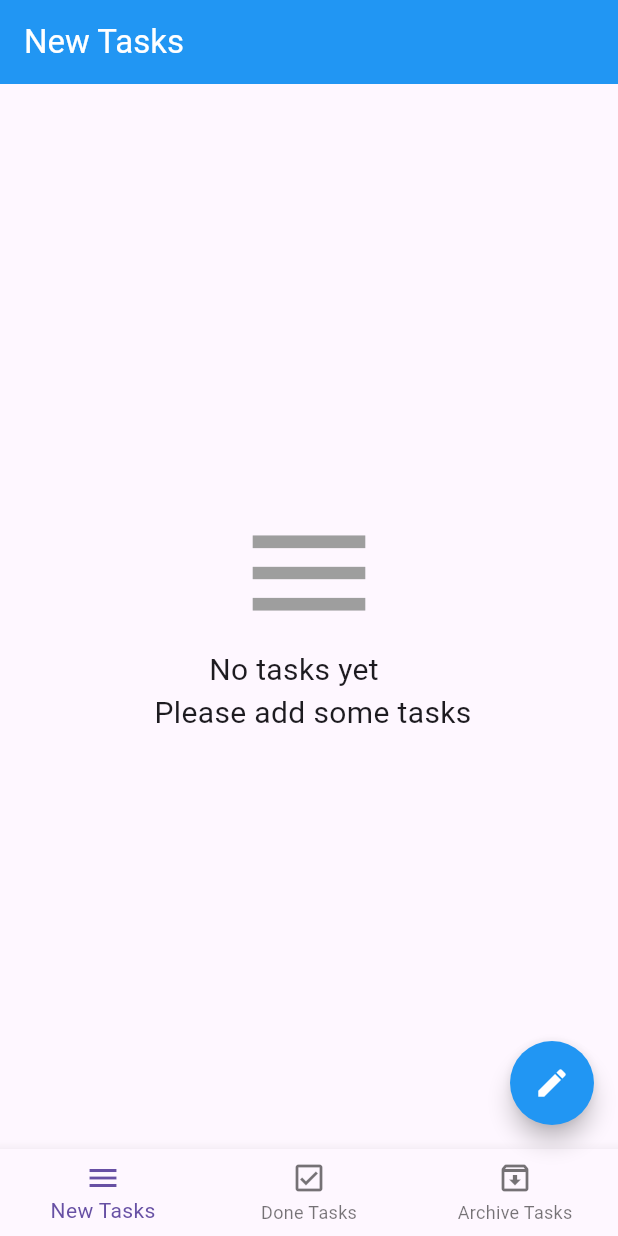
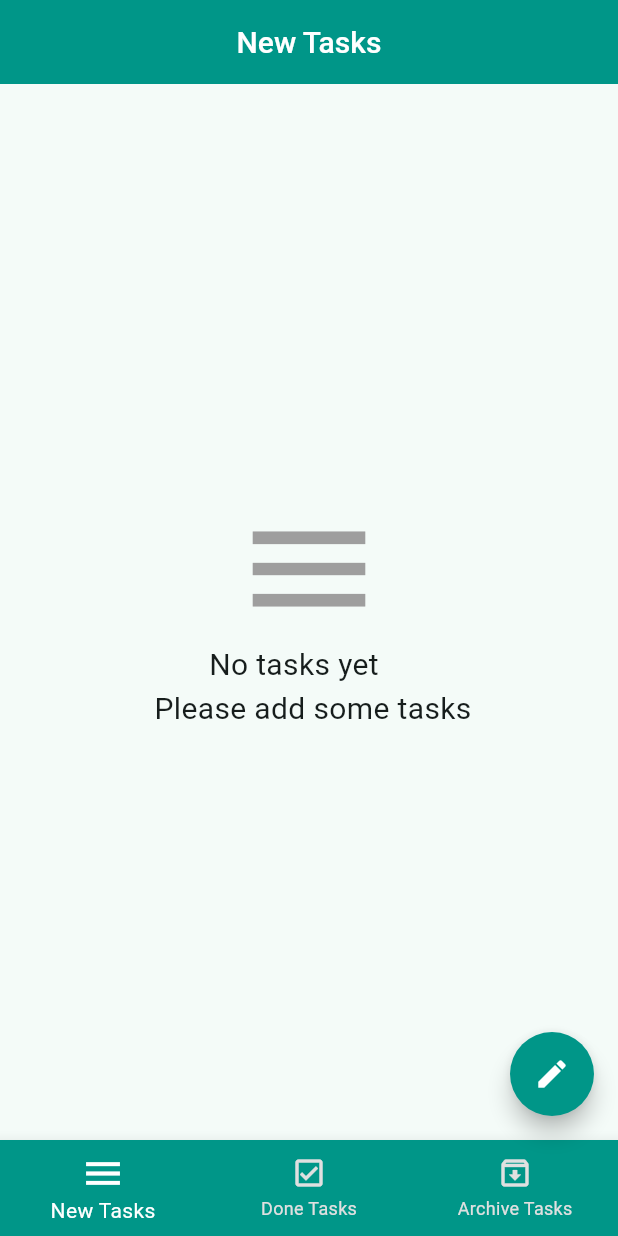
Before and after one commit to moustafaibrahim10/To-Do-App, a Flutter app: the screen it shows after launch, on a phone screen of 412 x 824 dp. Run offline on Flutter 3.47's test engine with Material 3 defaults, Android fonts, the phone set to English and light mode, and no system bars; our stand-ins replace bloc, conditional_builder_null_safety, flutter_bloc, sqflite; accounts and stored records are empty.

Commit message:
latest update

```diff
--- a/lib/layout/layout_screen.dart
+++ b/lib/layout/layout_screen.dart
@@ -40,7 +40,7 @@ class LayoutScreen extends StatelessWidget {
           return Scaffold(
             key: scaffoldkey,
             appBar: AppBar(
-              backgroundColor: Colors.blue,
+              backgroundColor: Colors.teal,
               // leading: cubit.bottomsheet ? IconButton(onPressed: (){
               //   Navigator.pop(context);
               //   cubit.changeBottomSheet(
@@ -66,7 +66,7 @@ class LayoutScreen extends StatelessWidget {
             ),
             floatingActionButton: FloatingActionButton(
                 shape: CircleBorder(),
-                backgroundColor: Colors.blue,
+                backgroundColor: Colors.teal,
                 child: Icon(
                   cubit.fabicon,
                   color: Colors.white,
--- a/lib/main.dart
+++ b/lib/main.dart
@@ -18,6 +18,24 @@ class MyApp extends StatelessWidget {
     return MaterialApp(
       debugShowCheckedModeBanner: false,
       home: LayoutScreen(),
+      theme: ThemeData(
+          colorScheme: ColorScheme.fromSeed(seedColor: Colors.teal),
+          appBarTheme: AppBarTheme(
+            backgroundColor: Colors.teal,
+            centerTitle: true,
+            titleTextStyle: TextStyle(
+              color: Colors.white,
+              fontSize: 20,
+              fontWeight: FontWeight.w500,
+            ),
+          ),
+          bottomNavigationBarTheme: BottomNavigationBarThemeData(
+            backgroundColor: Colors.teal,
+            type: BottomNavigationBarType.fixed,
+            selectedItemColor: Colors.white,
+            selectedIconTheme: IconThemeData(size: 30),
+            unselectedItemColor: Colors.grey[300],
+          )),
     );
   }
 }
--- a/lib/shared/components/components.dart
+++ b/lib/shared/components/components.dart
@@ -31,7 +31,7 @@ Widget defultTaskitem (Map model,context) => Dismissible(
       children: [
         CircleAvatar(
           radius: 40.0,
-          backgroundColor: Colors.blue,
+          backgroundColor: Colors.teal,
           child: Text(
             '${model['time']}',
             style: TextStyle(
```
